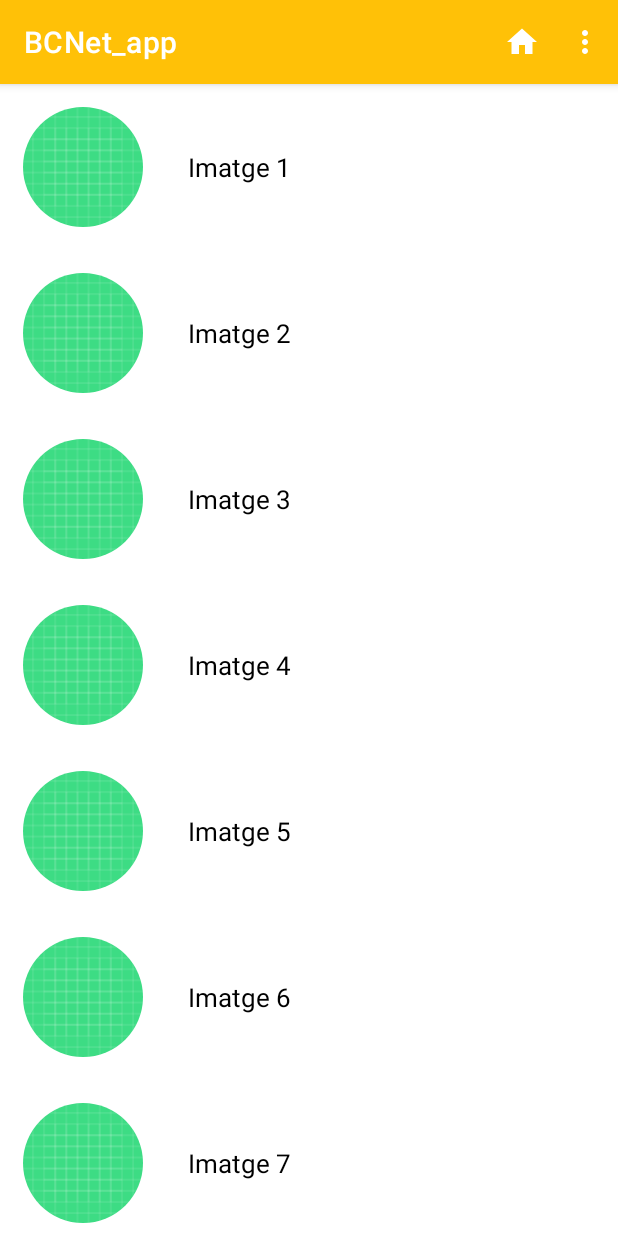
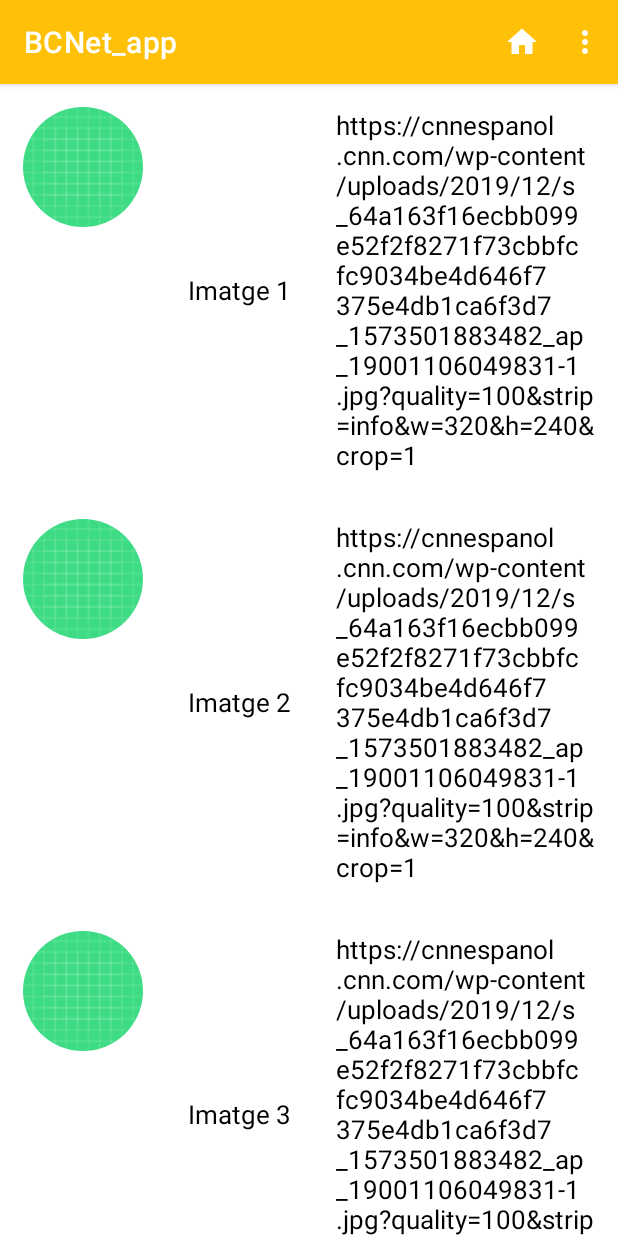
Before and after one commit to hectorantona/BCNet_app, an Android app: the MainActivity2 screen opened directly, with no data from a screen before it, on a phone screen of 412 x 824 dp. Run offline under Robolectric (Android 15) with nearby library versions, the light colour scheme and no system bars; our stand-ins replace CircleImageView; libraries missing offline, so code that uses them is left out: jp.wasabeef.recyclerview; pictures from the network do not load.

Commit message:
Llista localitzacio funciona!

```diff
--- a/app/build.gradle
+++ b/app/build.gradle
@@ -46,7 +46,8 @@ dependencies {
     androidTestImplementation 'androidx.test.espresso:espresso-core:3.3.0'
 
     //recycleview
-    compile 'com.marshalchen.ultimaterecyclerview:library:0.9.0'
+    implementation 'com.marshalchen.ultimaterecyclerview:library:0.9.0'
+
     //glide
     implementation 'com.github.bumptech.glide:glide:4.12.0'
     annotationProcessor 'com.github.bumptech.glide:compiler:4.12.0'
--- a/app/src/main/java/com/example/bcnet_app/MainActivity2.java
+++ b/app/src/main/java/com/example/bcnet_app/MainActivity2.java
@@ -38,7 +38,7 @@ public class MainActivity2 extends AppCompatActivity {
         setContentView(R.layout.activity_main2);
 
         mRecyclerView = findViewById(R.id.recycler_view);
-        mMainActivity2ViewModel = ViewModelProviders.of(this).get(MainActivity2ViewModel.class);
+        mMainActivity2ViewModel = new ViewModelProvider(this).get(MainActivity2ViewModel.class);
 
         mMainActivity2ViewModel.init();
 
--- a/app/src/main/java/com/example/bcnet_app/repositories/LocalitzacioRespository.java
+++ b/app/src/main/java/com/example/bcnet_app/repositories/LocalitzacioRespository.java
@@ -31,6 +31,7 @@ public class LocalitzacioRespository {
         return data;
     }
 
+    //retrofit
     //Per fer un setting de les dades que rebem
     private void setLocalitzacions () {
         dataSet.add(
--- a/app/src/main/res/layout/layout_listitem.xml
+++ b/app/src/main/res/layout/layout_listitem.xml
@@ -6,6 +6,12 @@
     android:padding="15dp"
     android:id="@+id/parent_layout"
     >
+
+    <androidx.recyclerview.widget.RecyclerView
+        android:layout_width="match_parent"
+        android:layout_height="match_parent"
+        android:id="@+id/recycler_view"
+        />
 
     <de.hdodenhof.circleimageview.CircleImageView
         android:layout_width="80dp"
@@ -26,4 +32,16 @@
         android:textSize="17sp"
         />
 
+    <TextView
+        android:layout_width="wrap_content"
+        android:layout_height="wrap_content"
+        android:text="text"
+        android:id="@+id/image_url"
+        android:layout_toRightOf="@+id/image_name"
+        android:textColor="#000"
+        android:layout_centerVertical="true"
+        android:layout_marginLeft="30dp"
+        android:textSize="17sp"
+        />
+
 </RelativeLayout>
```
